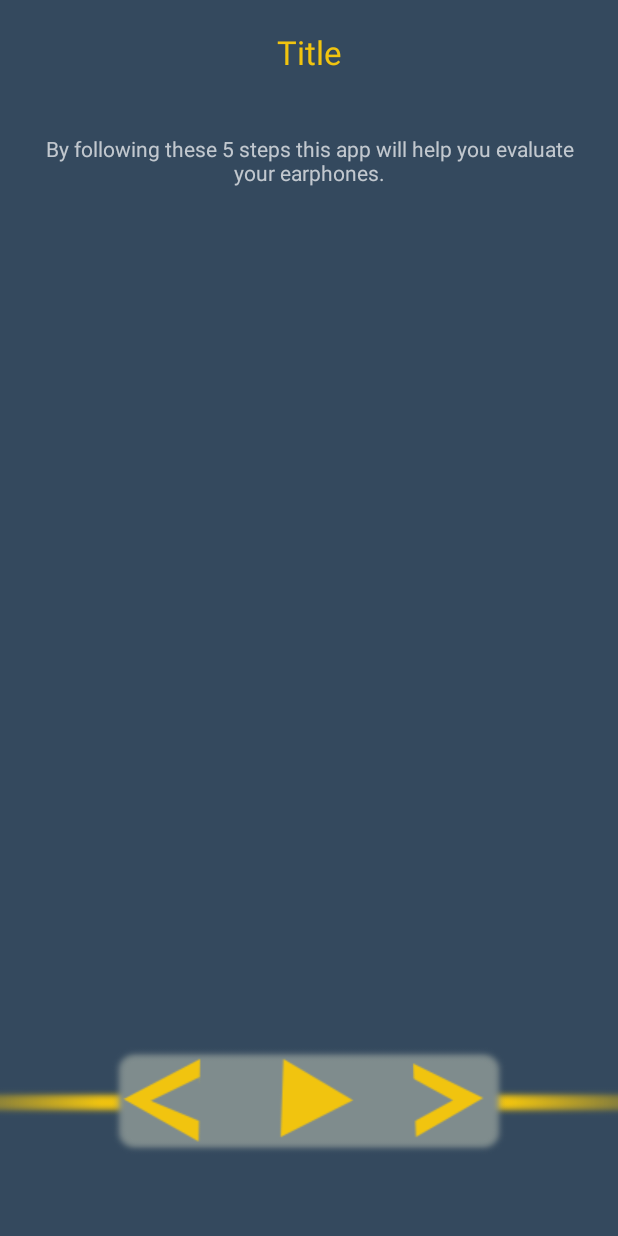
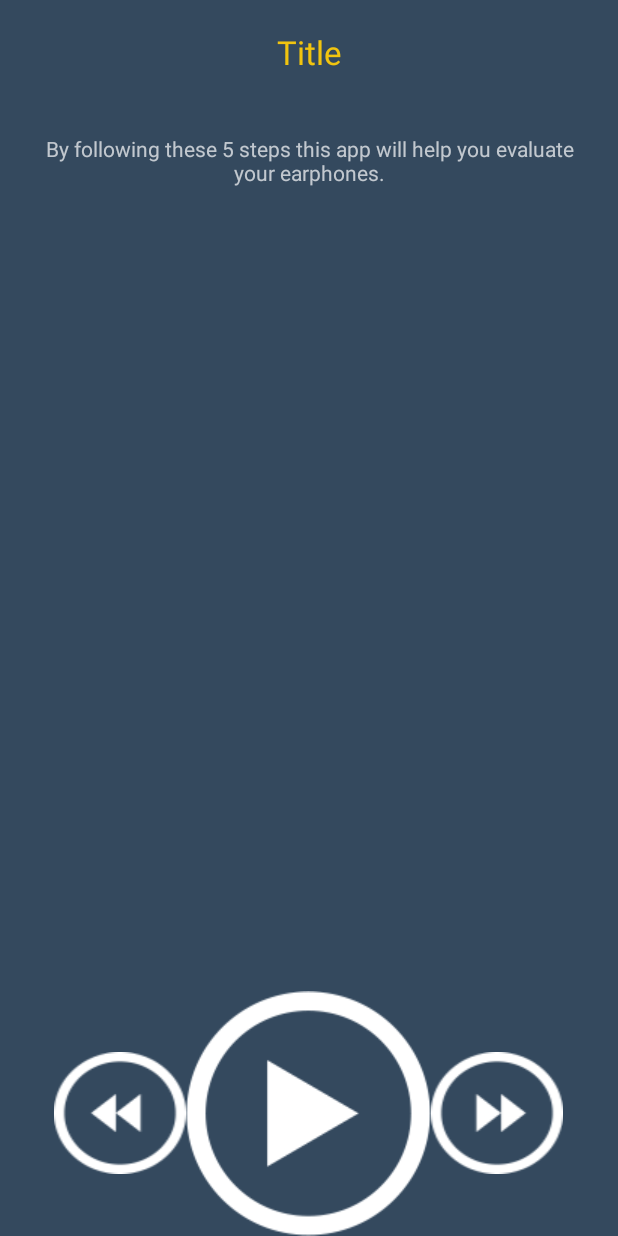
Before and after one commit to whey86/headphonetester, an Android app: the layout soundtest_layout.xml on its own in the app's theme, with its tools: preview values and no code run, on a phone screen of 412 x 824 dp. Run offline under Robolectric (Android 15) with nearby library versions, the phone set to English and light mode, and no system bars.

Commit message:
new img sources

```diff
--- a/app/src/main/java/com/erikle2/headphonetester/soundtest/SoundTestFragmentView.java
+++ b/app/src/main/java/com/erikle2/headphonetester/soundtest/SoundTestFragmentView.java
@@ -25,6 +25,8 @@ public interface SoundTestFragmentView {
 
     void previousView();
 
+    void tooglePlaybutton();
+
 
 
 
--- a/app/src/main/res/layout/soundtest_layout.xml
+++ b/app/src/main/res/layout/soundtest_layout.xml
@@ -32,28 +32,27 @@
             android:layout_width="match_parent"
             android:layout_height="wrap_content"
             android:layout_alignParentBottom="true"
-            android:background="@drawable/line_horizontal"
             android:gravity="center">
             <Button
             android:layout_below="@+id/tvTestInfo"
             android:layout_width="wrap_content"
             android:layout_height="wrap_content"
             android:id="@+id/btnBack"
-            android:background="@drawable/btn1_01"
+            android:background="@drawable/btn_rewind"
             android:layout_gravity="center" />
             <Button
                 android:layout_below="@+id/tvTestInfo"
                 android:layout_width="wrap_content"
                 android:layout_height="wrap_content"
                 android:id="@+id/btnStartStop"
-                android:background="@drawable/btn1_02"
+                android:background="@drawable/btn_play"
                 android:layout_gravity="center" />
             <Button
                 android:layout_below="@+id/tvTestInfo"
                 android:layout_width="wrap_content"
                 android:layout_height="wrap_content"
                 android:id="@+id/btnNext"
-                android:background="@drawable/btn1_03"
+                android:background="@drawable/btn_forward"
                 android:layout_gravity="center" />
 
         </LinearLayout>
```
Also changed, not shown: app/src/main/java/com/erikle2/headphonetester/soundtest/SoundTestFragment.java (+31 -0 lines), app/src/main/java/com/erikle2/headphonetester/soundtest/SoundTestPresenterImpl.java (+9 -0 lines), app/src/main/res/values/strings.xml (+9 -0 lines), app/src/main/res/drawable/btn_forward.png (added), app/src/main/res/drawable/btn_pause.png (added), app/src/main/res/drawable/btn_play.png (added), app/src/main/res/drawable/btn_rewind.png (added), app/src/main/res/drawable/btn_stop.png (added), app/src/main/res/drawable/buttons/btn1_01.png (deleted), app/src/main/res/drawable/buttons/btn1_02.png (deleted), app/src/main/res/drawable/buttons/btn1_03.png (deleted).
